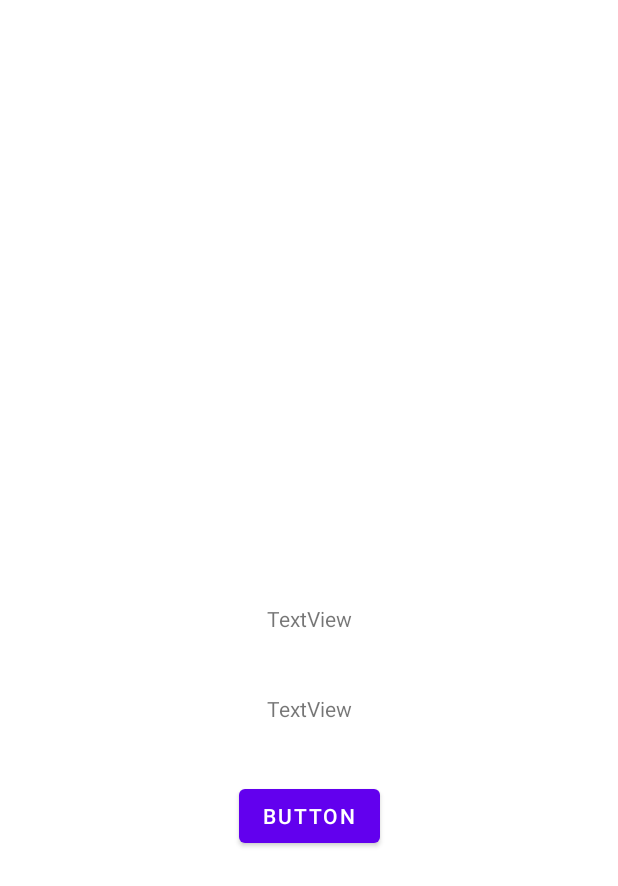
After one commit to Userz1-redd/TrafficLight, an Android app: the layout activity_signin.xml on its own in the app's theme, with its tools: preview values and no code run, on a phone screen of 412 x 824 dp. The commit adds this screen. Shown: the top 886 px of the screen. Run offline under Robolectric (Android 15) with nearby library versions, the phone set to English and light mode, and no system bars.

Commit message:
signin test

```diff
--- /dev/null
+++ b/app/src/main/res/layout/activity_signin.xml
@@ -0,0 +1,41 @@
+<?xml version="1.0" encoding="utf-8"?>
+<androidx.constraintlayout.widget.ConstraintLayout
+    xmlns:android="http://schemas.android.com/apk/res/android"
+    xmlns:app="http://schemas.android.com/apk/res-auto"
+    xmlns:tools="http://schemas.android.com/tools"
+    android:layout_width="match_parent"
+    android:layout_height="match_parent">
+
+    <TextView
+        android:id="@+id/textView3"
+        android:layout_width="wrap_content"
+        android:layout_height="wrap_content"
+        android:text="TextView"
+        app:layout_constraintBottom_toBottomOf="parent"
+        app:layout_constraintEnd_toEndOf="parent"
+        app:layout_constraintStart_toStartOf="parent"
+        app:layout_constraintTop_toTopOf="parent" />
+
+    <TextView
+        android:id="@+id/textView4"
+        android:layout_width="wrap_content"
+        android:layout_height="wrap_content"
+        android:text="TextView"
+        app:layout_constraintBottom_toBottomOf="parent"
+        app:layout_constraintEnd_toEndOf="parent"
+        app:layout_constraintHorizontal_bias="0.501"
+        app:layout_constraintStart_toStartOf="parent"
+        app:layout_constraintTop_toTopOf="parent"
+        app:layout_constraintVertical_bias="0.575" />
+
+    <Button
+        android:id="@+id/button3"
+        android:layout_width="wrap_content"
+        android:layout_height="wrap_content"
+        android:text="Button"
+        app:layout_constraintBottom_toBottomOf="parent"
+        app:layout_constraintEnd_toEndOf="parent"
+        app:layout_constraintStart_toStartOf="parent"
+        app:layout_constraintTop_toTopOf="parent"
+        app:layout_constraintVertical_bias="0.67" />
+</androidx.constraintlayout.widget.ConstraintLayout>
```
Also changed, not shown: app/src/main/java/com/example/trafficlight/MainActivity.java (+33 -6 lines), app/src/main/java/com/example/trafficlight/SignInActivity.java (added, +33 -0 lines), app/src/main/res/layout/activity_main.xml (+24 -2 lines).
